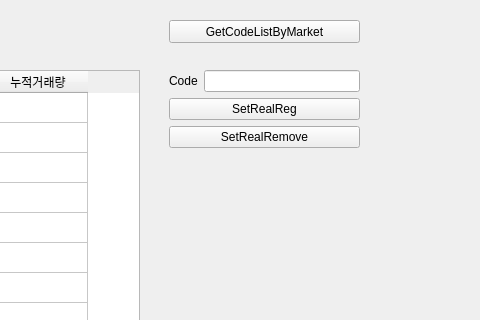
Before: the Qt Designer form win32/collect_info_ui.ui in danhojin/algo-trading-korea-equities, drawn with Qt 5; both pictures show x 251 to 731 and y 0 to 320 of the 731 by 907 pixel window.
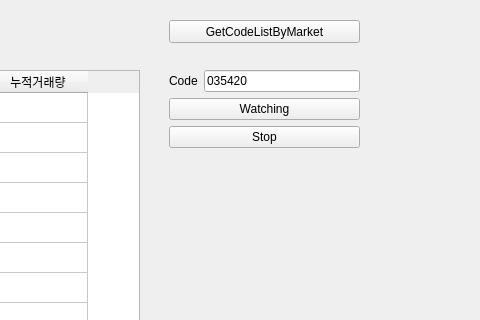
After: the same form once the commit is applied.

Commit message: db changed to postgresql, ui var names changed

Patch:
```diff
--- a/win32/collect_info_ui.ui
+++ b/win32/collect_info_ui.ui
@@ -84,21 +84,25 @@
        </widget>
       </item>
       <item row="0" column="1">
-       <widget class="QLineEdit" name="obs_line_code"/>
+       <widget class="QLineEdit" name="obs1_line_code">
+        <property name="text">
+         <string>035420</string>
+        </property>
+       </widget>
       </item>
      </layout>
     </item>
     <item>
      <widget class="QPushButton" name="obs_btn_set_real_reg">
       <property name="text">
-       <string>SetRealReg</string>
+       <string>Watching</string>
       </property>
      </widget>
     </item>
     <item>
      <widget class="QPushButton" name="obs_btn_set_real_remove">
       <property name="text">
-       <string>SetRealRemove</string>
+       <string>Stop</string>
       </property>
      </widget>
     </item>
```
Left out of the diff: 8 changed lines with no effect on the pictures. The commit also changes 4 other files.
